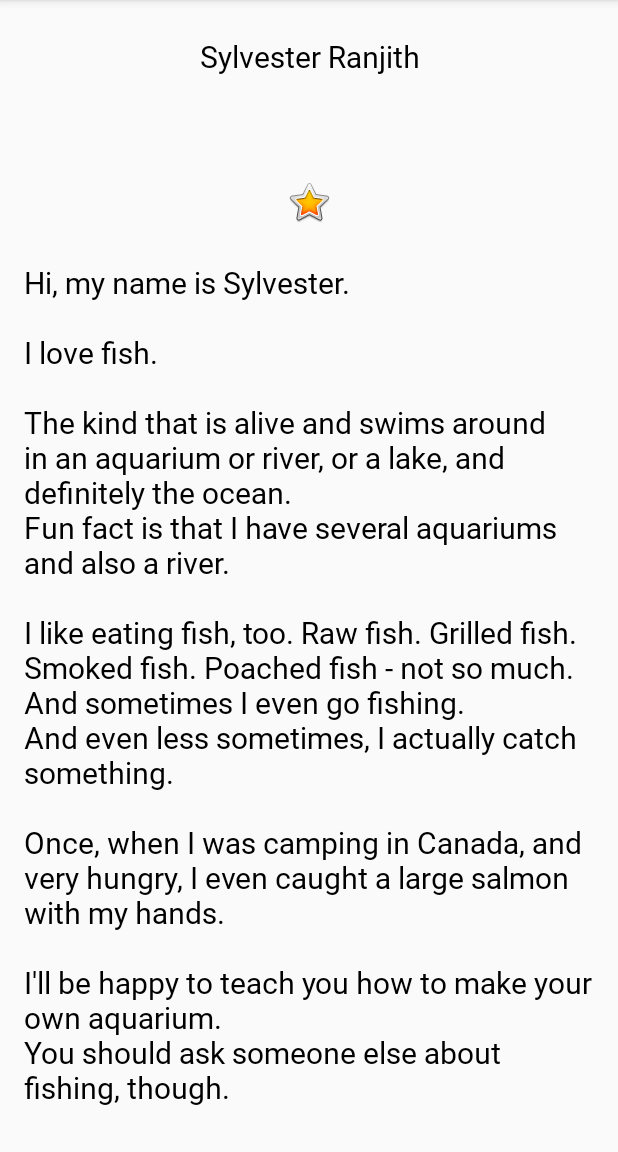
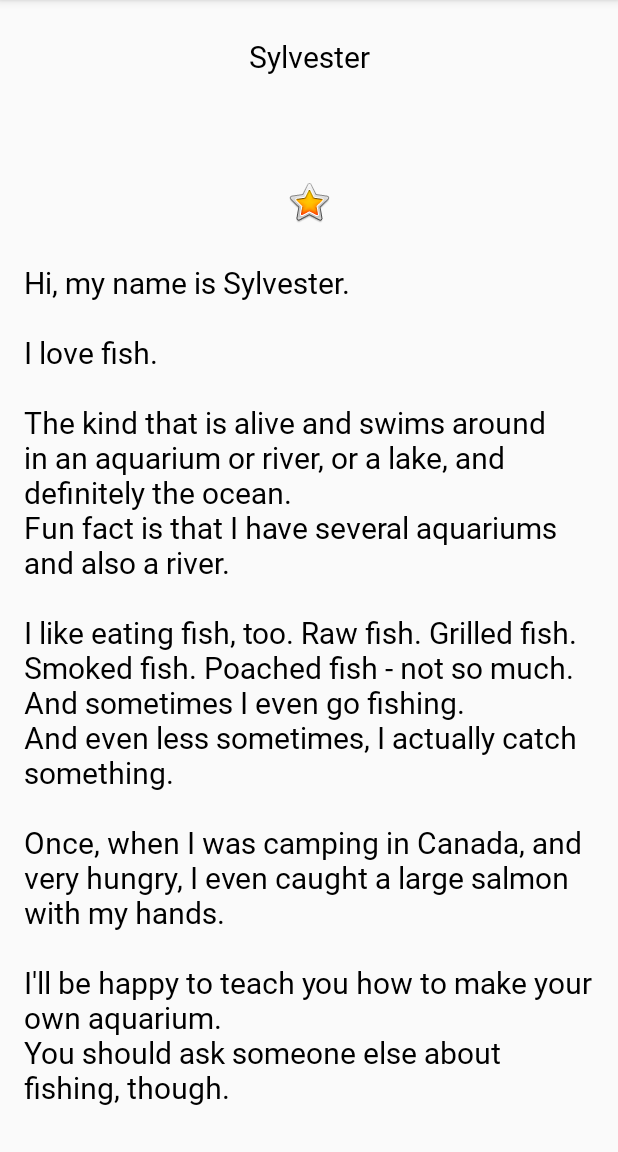
Before and after one commit to sylvester-francis/android-kotlin, an Android app: the screen it shows after launch (MainActivity), after a tap on "DONE", on a phone screen of 412 x 824 dp, the part 84-1236 px from its top. Run offline under Robolectric (Android 15) with nearby library versions, the phone set to English and light mode, and no system bars; our stand-ins replace data binding.

Commit message:
About me app completed

```diff
--- a/aboutme/app/build.gradle
+++ b/aboutme/app/build.gradle
@@ -14,6 +14,9 @@ android {
         versionCode 1
         versionName "1.0"
         testInstrumentationRunner "androidx.test.runner.AndroidJUnitRunner"
+        dataBinding {
+            enabled = true
+        }
     }
     buildTypes {
         release {
--- a/aboutme/app/src/main/java/com/sylvester/aboutme/MainActivity.kt
+++ b/aboutme/app/src/main/java/com/sylvester/aboutme/MainActivity.kt
@@ -1,14 +1,12 @@
 package com.sylvester.aboutme
 
-
 import android.content.Context
+import androidx.databinding.DataBindingUtil
 import android.os.Bundle
+import androidx.appcompat.app.AppCompatActivity
 import android.view.View
 import android.view.inputmethod.InputMethodManager
-import android.widget.Button
-import android.widget.EditText
-import android.widget.TextView
-import androidx.appcompat.app.AppCompatActivity
+import com.sylvester.aboutme.databinding.ActivityMainBinding
 
 
 /**
@@ -23,28 +21,51 @@ import androidx.appcompat.app.AppCompatActivity
  */
 class MainActivity : AppCompatActivity() {
 
+    // Binding object for MainActivity.
+    // Name of the object is derived from the name of the activity or fragment.
+    private lateinit var binding: ActivityMainBinding
+
+    // Instance of MyName data class.
+    private val myName: MyName = MyName("Sylvester")
+
     override fun onCreate(savedInstanceState: Bundle?) {
         super.onCreate(savedInstanceState)
-        setContentView(R.layout.activity_main)
+        // Setting the content view using DataBindingUtil creates an instance of
+        // ActivityMainBinding from the supplied activity and the supplied layout. This object
+        // contains mappings between the activity and layout,
+        // and functionality to interact with them.
+        binding = DataBindingUtil.setContentView(this, R.layout.activity_main)
+        // Set the value of the myName variable that is declared and used in the layout file.
+        binding.myName = myName
 
-        findViewById<Button>(R.id.done_button).setOnClickListener {
+        // Click listener for the Done button.
+        binding.doneButton.setOnClickListener {
             addNickname(it)
         }
-
     }
 
+    /**
+     * Click handler for the Done button.
+     * Demonstrates how data binding can be used to make code much more readable
+     * by eliminating calls to findViewById and changing data in the binding object.
+     */
     private fun addNickname(view: View) {
-        val editText = findViewById<EditText>(R.id.nickname_edit)
-        val nicknameTextView = findViewById<TextView>(R.id.nickname_text)
+        binding.apply {
+            // Set the text for nicknameText to the value in nicknameEdit.
+            myName?.nickname = nicknameEdit.text.toString()
+            // Invalidate all binding expressions and request a new rebind to refresh UI
+            invalidateAll()
+            // Change which views are visible.
+            // Remove the EditText and the Button.
+            // With GONE they are invisible and do not occupy space.
+            nicknameEdit.visibility = View.GONE
+            doneButton.visibility = View.GONE
 
-        nicknameTextView.text = editText.text
-        editText.visibility = View.GONE
-        view.visibility = View.GONE
-        nicknameTextView.visibility = View.VISIBLE
-
+            // Make the TexView with the nickname visible.
+            nicknameText.visibility = View.VISIBLE
+        }
         // Hide the keyboard.
         val imm = getSystemService(Context.INPUT_METHOD_SERVICE) as InputMethodManager
         imm.hideSoftInputFromWindow(view.windowToken, 0)
     }
-
 }
--- /dev/null
+++ b/aboutme/app/src/main/java/com/sylvester/aboutme/MyName.kt
@@ -0,0 +1,3 @@
+package com.sylvester.aboutme
+
+data class MyName ( var name:String = "", var nickname:String = "")
--- a/aboutme/app/src/main/res/layout/activity_main.xml
+++ b/aboutme/app/src/main/res/layout/activity_main.xml
@@ -1,6 +1,12 @@
 <?xml version="1.0" encoding="utf-8"?>
-<LinearLayout xmlns:android="http://schemas.android.com/apk/res/android"
-    xmlns:app="http://schemas.android.com/apk/res-auto"
+<layout xmlns:android="http://schemas.android.com/apk/res/android"
+    xmlns:app="http://schemas.android.com/apk/res-auto">
+<data>
+    <variable
+        name="myName"
+        type="com.sylvester.aboutme.MyName" />
+</data>
+<LinearLayout
     android:orientation="vertical" android:layout_width="match_parent"
     android:layout_height="match_parent"
     android:paddingStart="@dimen/padding"
@@ -10,7 +16,7 @@
         android:id="@+id/name_text"
         android:layout_width="match_parent"
         android:layout_height="wrap_content"
-        android:text="@string/name"
+        android:text="@={myName.name}"
         android:textAlignment="center"
         style="@style/NameStyle" />
 
@@ -21,6 +27,7 @@
         android:layout_height="wrap_content"
         android:ems="10"
         android:hint="@string/what_is_your_nickname"
+        android:text="@={myName.nickname}"
         android:inputType="textPersonName"
         android:textAlignment="center" />
 
@@ -40,6 +47,7 @@
         android:layout_width="match_parent"
         android:layout_height="wrap_content"
         android:textAlignment="center"
+        android:text="@={myName.nickname}"
         android:visibility="gone" />
 
     <ImageView
@@ -64,3 +72,5 @@
     </ScrollView>
 
 </LinearLayout>
+
+</layout>
--- a/aboutme/app/src/main/res/values/colors.xml
+++ b/aboutme/app/src/main/res/values/colors.xml
@@ -2,5 +2,5 @@
 <resources>
     <color name="colorPrimary">#008577</color>
     <color name="colorPrimaryDark">#00574B</color>
-    <color name="colorAccent">#D81B60</color>
+    <color name="colorAccent">#76bf5e</color>
 </resources>
```
